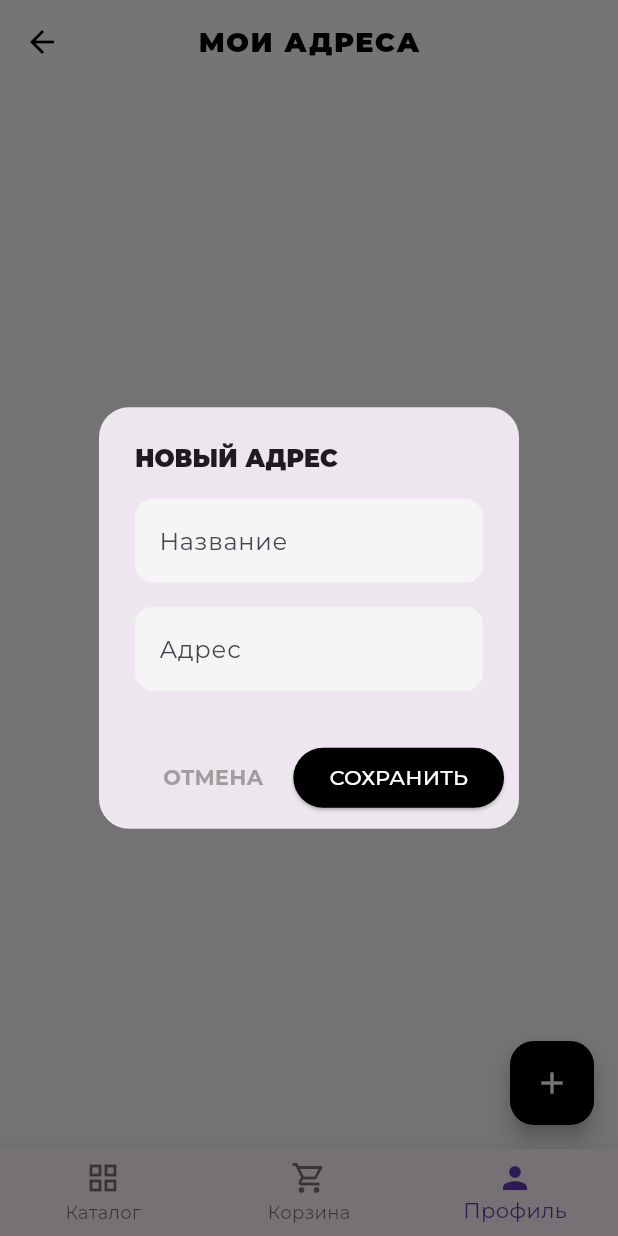
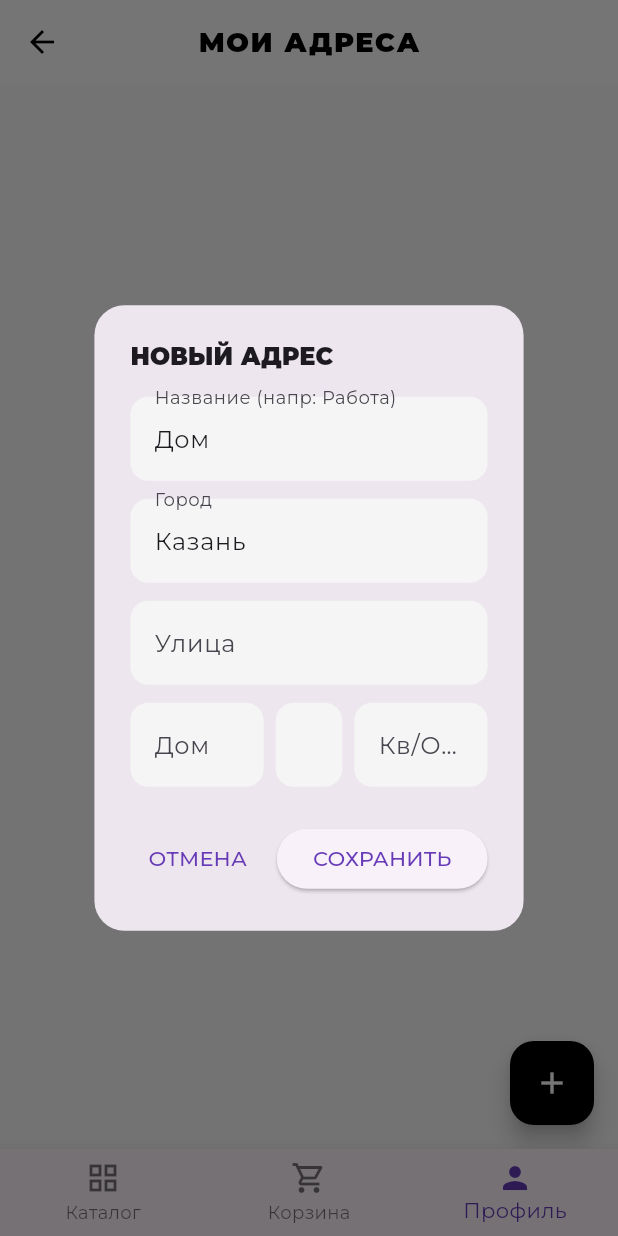
Before and after one commit to elfisfree/ohana_store, a Flutter app: the UserAddressesPage screen opened by its route, after a tap on the "add" icon, on a phone screen of 412 x 824 dp. Run offline on Flutter 3.47's test engine with Material 3 defaults, Android fonts, the phone set to English and light mode, and no system bars; our stand-ins replace fl_chart, flutter_animate, flutter_rating_bar, go_router, google_fonts, image_picker and 1 more; accounts and stored records are empty; network calls fail.

Commit message:
Улучшено добавление адреса пользователя.

```diff
--- a/lib/features/checkout/checkout_page.dart
+++ b/lib/features/checkout/checkout_page.dart
@@ -276,7 +276,7 @@ class _CheckoutPageState extends State<CheckoutPage> {
       }
       finalShippingAddress = _userAddresses
           .firstWhere((addr) => addr.id == _selectedAddressId)
-          .addressLine;
+          .fullAddress;
     }
 
     setState(() => _isConfirming = true);
@@ -376,7 +376,7 @@ class _CheckoutPageState extends State<CheckoutPage> {
                                 (addr) => DropdownMenuItem(
                                   value: addr.id,
                                   child: Text(
-                                    '${addr.name} (${addr.addressLine})',
+                                    '${addr.name} (${addr.fullAddress})',
                                     overflow: TextOverflow.ellipsis,
                                   ),
                                 ),
--- a/lib/features/profile/user_addresses_page.dart
+++ b/lib/features/profile/user_addresses_page.dart
@@ -49,14 +49,22 @@ class _UserAddressesPageState extends State<UserAddressesPage> {
         await supabase.from('user_addresses').insert({
           'user_id': supabase.auth.currentUser!.id,
           'name': result['name'],
-          'address_line': result['address'],
+          'city': result['city'],
+          'street': result['street'],
+          'house': result['house'],
+          'floor': result['floor'],
+          'apartment': result['apartment'],
         });
+
         AppNotifications.showSuccess(context, 'Адрес успешно сохранен');
+
+        // --- ГЛАВНОЕ ИСПРАВЛЕНИЕ: Используем { } вместо => ---
         setState(() {
           _addressesFuture = _fetchAddresses();
         });
+        // ---------------------------------------------------
       } catch (e) {
-        AppNotifications.showError(context, 'Не удалось добавить адрес: $e');
+        AppNotifications.showError(context, 'Не удалось добавить адрес');
       }
     }
   }
@@ -64,11 +72,15 @@ class _UserAddressesPageState extends State<UserAddressesPage> {
   Future<void> _deleteAddress(String addressId) async {
     try {
       await supabase.from('user_addresses').delete().eq('id', addressId);
+
       if (mounted) {
         AppNotifications.showSuccess(context, 'Адрес удален');
+
+        // --- ГЛАВНОЕ ИСПРАВЛЕНИЕ: Используем { } вместо => ---
         setState(() {
           _addressesFuture = _fetchAddresses();
         });
+        // ---------------------------------------------------
       }
     } catch (e) {
       if (mounted) {
@@ -168,7 +180,7 @@ class _UserAddressesPageState extends State<UserAddressesPage> {
                   subtitle: Padding(
                     padding: const EdgeInsets.only(top: 4),
                     child: Text(
-                      address.addressLine,
+                      address.fullAddress,
                       style: const TextStyle(color: Colors.black87),
                     ),
                   ),
@@ -197,22 +209,18 @@ class _UserAddressesPageState extends State<UserAddressesPage> {
 
 class _AddAddressDialog extends StatefulWidget {
   const _AddAddressDialog();
-
   @override
   State<_AddAddressDialog> createState() => __AddAddressDialogState();
 }
 
 class __AddAddressDialogState extends State<_AddAddressDialog> {
-  final _nameController = TextEditingController();
-  final _addressController = TextEditingController();
+  final _nameController = TextEditingController(text: 'Дом');
+  final _cityController = TextEditingController(text: 'Казань');
+  final _streetController = TextEditingController();
+  final _houseController = TextEditingController();
+  final _floorController = TextEditingController();
+  final _aptController = TextEditingController();
   final _formKey = GlobalKey<FormState>();
-
-  @override
-  void dispose() {
-    _nameController.dispose();
-    _addressController.dispose();
-    super.dispose();
-  }
 
   @override
   Widget build(BuildContext context) {
@@ -224,37 +232,65 @@ class __AddAddressDialogState extends State<_AddAddressDialog> {
       ),
       content: Form(
         key: _formKey,
-        child: Column(
-          mainAxisSize: MainAxisSize.min,
-          children: [
-            _buildField(_nameController, 'Название', 'Напр: Дом, Работа'),
-            const SizedBox(height: 16),
-            _buildField(_addressController, 'Адрес', 'Город, улица, дом...'),
-          ],
+        child: SingleChildScrollView(
+          // Чтобы не вылетало на маленьких окнах
+          child: Column(
+            mainAxisSize: MainAxisSize.min,
+            children: [
+              _buildField(
+                _nameController,
+                'Название (напр: Работа)',
+                isRequired: true,
+              ),
+              const SizedBox(height: 12),
+              _buildField(_cityController, 'Город', isRequired: true),
+              const SizedBox(height: 12),
+              _buildField(_streetController, 'Улица', isRequired: true),
+              const SizedBox(height: 12),
+              Row(
+                children: [
+                  Expanded(
+                    flex: 2,
+                    child: _buildField(
+                      _houseController,
+                      'Дом',
+                      isRequired: true,
+                    ),
+                  ),
+                  const SizedBox(width: 8),
+                  Expanded(
+                    flex: 1,
+                    child: _buildField(_floorController, 'Эт'),
+                  ), // Поле этажа
+                  const SizedBox(width: 8),
+                  Expanded(
+                    flex: 2,
+                    child: _buildField(_aptController, 'Кв/Офис'),
+                  ),
+                ],
+              ),
+            ],
+          ),
         ),
       ),
-      actionsPadding: const EdgeInsets.symmetric(horizontal: 10, vertical: 10),
       actions: [
         TextButton(
-          onPressed: () => Navigator.of(context).pop(),
-          child: const Text(
-            'ОТМЕНА',
-            style: TextStyle(color: Colors.grey, fontWeight: FontWeight.bold),
-          ),
+          onPressed: () => Navigator.pop(context),
+          child: const Text('ОТМЕНА'),
         ),
         ElevatedButton(
           onPressed: () {
             if (_formKey.currentState!.validate()) {
-              Navigator.of(context).pop({
+              Navigator.pop(context, {
                 'name': _nameController.text.trim(),
-                'address': _addressController.text.trim(),
+                'city': _cityController.text.trim(),
+                'street': _streetController.text.trim(),
+                'house': _houseController.text.trim(),
+                'floor': _floorController.text.trim(),
+                'apartment': _aptController.text.trim(),
               });
             }
           },
-          style: ElevatedButton.styleFrom(
-            backgroundColor: Colors.black,
-            foregroundColor: Colors.white,
-          ),
           child: const Text('СОХРАНИТЬ'),
         ),
       ],
@@ -262,15 +298,14 @@ class __AddAddressDialogState extends State<_AddAddressDialog> {
   }
 
   Widget _buildField(
-    TextEditingController controller,
-    String label,
-    String hint,
-  ) {
+    TextEditingController ctrl,
+    String label, {
+    bool isRequired = false,
+  }) {
     return TextFormField(
-      controller: controller,
+      controller: ctrl,
       decoration: InputDecoration(
         labelText: label,
-        hintText: hint,
         filled: true,
         fillColor: Colors.grey.shade100,
         border: OutlineInputBorder(
@@ -278,7 +313,7 @@ class __AddAddressDialogState extends State<_AddAddressDialog> {
           borderSide: BorderSide.none,
         ),
       ),
-      validator: (v) => v!.isEmpty ? 'Заполните поле' : null,
+      validator: isRequired ? (v) => v!.isEmpty ? 'Заполните' : null : null,
     );
   }
 }
--- a/lib/models/user_address.dart
+++ b/lib/models/user_address.dart
@@ -1,15 +1,44 @@
+// lib/models/user_address.dart
 class UserAddress {
   final String id;
-  final String? name;
-  final String addressLine;
+  final String? name; // Название (Дом, Работа)
+  final String city;
+  final String street;
+  final String house;
+  final String? floor;
+  final String? apartment;
 
-  UserAddress({required this.id, this.name, required this.addressLine});
+  UserAddress({
+    required this.id,
+    this.name,
+    required this.city,
+    required this.street,
+    required this.house,
+    this.floor,
+    this.apartment,
+  });
+
+  // Умный геттер для отображения полного адреса курьеру
+  String get fullAddress {
+    String base = "г. $city, ул. $street, д. $house";
+    if (floor != null && floor!.isNotEmpty) {
+      base += ", эт. $floor"; // Добавляем этаж в строку
+    }
+    if (apartment != null && apartment!.isNotEmpty) {
+      base += ", кв. $apartment";
+    }
+    return base;
+  }
 
   factory UserAddress.fromJson(Map<String, dynamic> json) {
     return UserAddress(
       id: json['id'],
       name: json['name'],
-      addressLine: json['address_line'],
+      city: json['city'] ?? 'Казань',
+      street: json['street'] ?? '',
+      house: json['house'] ?? '',
+      floor: json['floor'], // <-- Из JSON
+      apartment: json['apartment'],
     );
   }
 }
```
